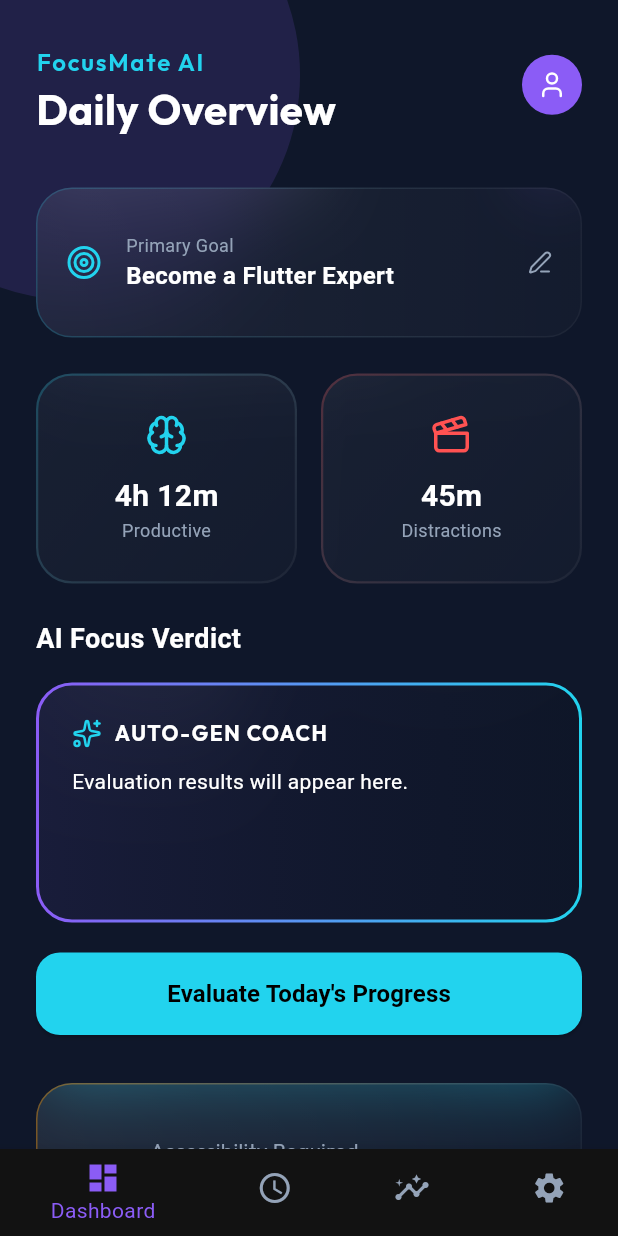
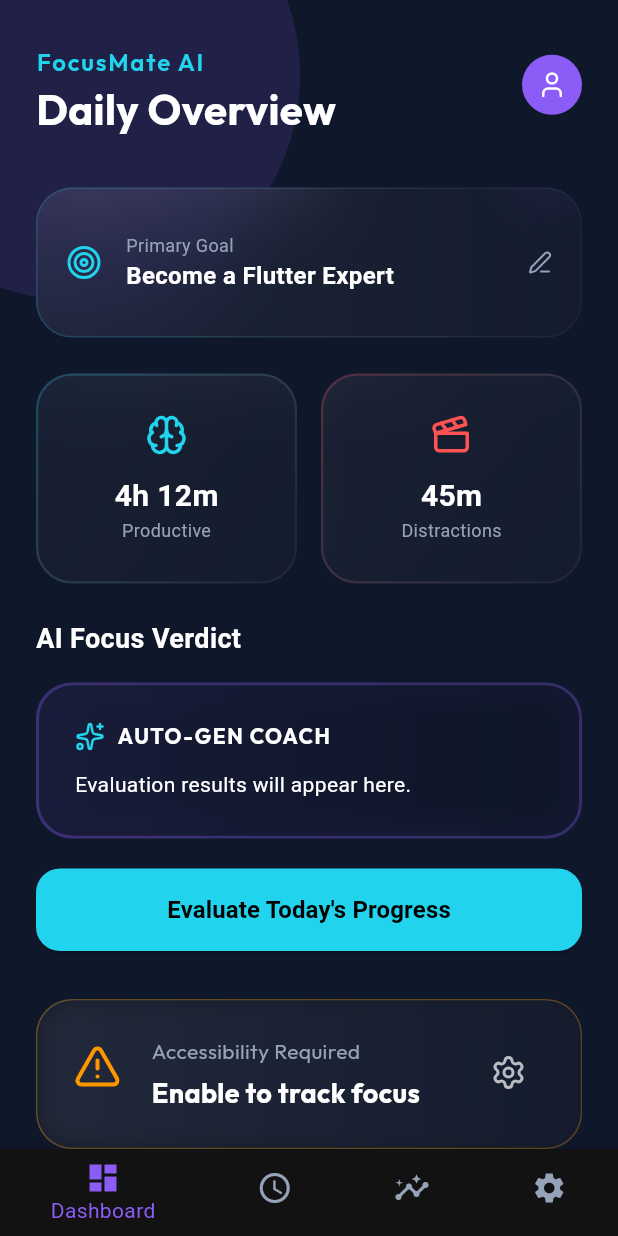
Before and after one commit to Salahuddin-Qureshi/focusmateai, a Flutter app: the screen it shows after launch, on a phone screen of 412 x 824 dp. Run offline on Flutter 3.47's test engine with Material 3 defaults, Android fonts, the phone set to English and light mode, and no system bars; drawn by our look-alikes of glassmorphism; our stand-ins replace fl_chart, geocoding, geolocator, google_fonts, lucide_icons, permission_handler and 1 more.

Commit message:
Code Updated (Secrets Removed)

```diff
--- a/lib/screens/dashboard.dart
+++ b/lib/screens/dashboard.dart
@@ -6,9 +6,11 @@ import 'package:focusmate_ai/theme.dart';
 import 'package:geolocator/geolocator.dart';
 import 'package:geocoding/geocoding.dart';
 import 'dart:convert';
+import 'dart:ui';
 
 import 'package:focusmate_ai/services/api_service.dart';
 import 'package:focusmate_ai/services/accessibility_service.dart';
+import 'package:focusmate_ai/services/usage_service.dart';
 import 'dart:async';
 
 class DashboardScreen extends StatefulWidget {
@@ -221,18 +223,19 @@ class _DashboardScreenState extends State<DashboardScreen> {
                     // AI Focus Verdict
                     const Text('AI Focus Verdict', style: TextStyle(fontSize: 18, fontWeight: FontWeight.bold)),
                     const SizedBox(height: 16),
-                    GlassmorphicContainer(
+                    Container(
                       width: double.infinity,
-                      height: 160,
-                      borderRadius: 24,
-                      blur: 30,
-                      border: 2,
-                      linearGradient: LinearGradient(
+                      decoration: BoxDecoration(
+                        borderRadius: BorderRadius.circular(24),
+                        border: Border.all(color: AppColors.accentViolet.withAlpha(80), width: 2),
+                        gradient: LinearGradient(
                           colors: [AppColors.accentViolet.withAlpha(20), Colors.black.withAlpha(10)],
                         ),
-                      borderGradient: const LinearGradient(
-                        colors: [AppColors.accentViolet, AppColors.accentCyan],
                       ),
+                      child: ClipRRect(
+                        borderRadius: BorderRadius.circular(24),
+                        child: BackdropFilter(
+                          filter: ImageFilter.blur(sigmaX: 10, sigmaY: 10),
                           child: Padding(
                             padding: const EdgeInsets.all(24.0),
                             child: Column(
@@ -246,15 +249,17 @@ class _DashboardScreenState extends State<DashboardScreen> {
                                   ],
                                 ),
                                 const SizedBox(height: 12),
-                            Expanded(
-                              child: Text(_aiVerdict,
+                                Text(_aiVerdict,
                                   style: const TextStyle(height: 1.4, fontSize: 14),
-                                overflow: TextOverflow.fade,
+                                ),
+                                if (_isEvaluating)
+                                  const Padding(
+                                    padding: EdgeInsets.only(top: 12.0),
+                                    child: LinearProgressIndicator(backgroundColor: Colors.white10, color: AppColors.accentCyan),
+                                  )
+                              ],
                             ),
                           ),
-                            if (_isEvaluating)
-                              const LinearProgressIndicator(backgroundColor: Colors.white10, color: AppColors.accentCyan)
-                          ],
                         ),
                       ),
                     ),
@@ -316,8 +321,11 @@ class _LiveLocationCardState extends State<_LiveLocationCard> {
 
       if (permission == LocationPermission.whileInUse ||
           permission == LocationPermission.always) {
-        final pos = await Geolocator.getCurrentPosition(
-          desiredAccuracy: LocationAccuracy.high,
+        // Fast location: get last known first, fallback to low accuracy
+        Position? pos = await Geolocator.getLastKnownPosition();
+        pos ??= await Geolocator.getCurrentPosition(
+          desiredAccuracy: LocationAccuracy.low,
+          timeLimit: const Duration(seconds: 5),
         );
 
         List<Placemark> placemarks = await placemarkFromCoordinates(
@@ -384,6 +392,7 @@ class _LiveFocusCard extends StatefulWidget {
 
 class _LiveFocusCardState extends State<_LiveFocusCard> {
   String _currentApp = "Detecting...";
+  String _currentContent = "";
   bool _isServiceEnabled = false;
   StreamSubscription? _subscription;
 
@@ -402,10 +411,19 @@ class _LiveFocusCardState extends State<_LiveFocusCard> {
     }
 
     if (enabled) {
-      _subscription = AppAccessibilityService.onForegroundAppChanged.listen((app) {
+      _subscription = AppAccessibilityService.onForegroundAppData.listen((data) {
         if (mounted) {
+          final pkg = data['packageName']?.toString() ?? "";
+          final content = data['content']?.toString() ?? "";
+
+          // Log the metadata so we can send it to AI later
+          if (pkg.isNotEmpty && content.isNotEmpty) {
+            UsageService.logMetadata(pkg, content);
+          }
+
           setState(() {
-            _currentApp = app;
+            _currentApp = pkg.split('.').last.toUpperCase();
+            _currentContent = content;
           });
         }
       });
@@ -420,29 +438,34 @@ class _LiveFocusCardState extends State<_LiveFocusCard> {
 
   @override
   Widget build(BuildContext context) {
-    return GlassmorphicContainer(
+    return Container(
       width: double.infinity,
-      height: 120,
-      borderRadius: 24,
-      blur: 20,
-      border: 1,
-      linearGradient: LinearGradient(
+      decoration: BoxDecoration(
+        borderRadius: BorderRadius.circular(24),
+        border: Border.all(
+          color: _isServiceEnabled ? AppColors.accentCyan.withAlpha(80) : Colors.orange.withAlpha(80),
+          width: 1
+        ),
+        gradient: LinearGradient(
           colors: [Colors.white.withAlpha(20), Colors.white.withAlpha(5)],
         ),
-      borderGradient: LinearGradient(
-        colors: [
-          _isServiceEnabled ? AppColors.accentCyan : Colors.orange.withAlpha(100),
-          Colors.white.withAlpha(10),
-        ],
       ),
+      child: ClipRRect(
+        borderRadius: BorderRadius.circular(24),
+        child: BackdropFilter(
+          filter: ImageFilter.blur(sigmaX: 10, sigmaY: 10),
           child: Padding(
-        padding: const EdgeInsets.symmetric(horizontal: 24.0),
+            padding: const EdgeInsets.symmetric(horizontal: 24.0, vertical: 24.0),
             child: Row(
+              crossAxisAlignment: CrossAxisAlignment.start,
               children: [
-            Icon(
+                Padding(
+                  padding: const EdgeInsets.only(top: 4.0),
+                  child: Icon(
                     _isServiceEnabled ? LucideIcons.eye : LucideIcons.alertTriangle,
                     color: _isServiceEnabled ? AppColors.accentCyan : Colors.orange,
                     size: 32,
+                  ),
                 ),
                 const SizedBox(width: 20),
                 Expanded(
@@ -465,8 +488,18 @@ class _LiveFocusCardState extends State<_LiveFocusCard> {
                           fontWeight: FontWeight.bold,
                           color: Colors.white,
                         ),
-                    maxLines: 1,
-                    overflow: TextOverflow.ellipsis,
+                      ),
+                      if (_isServiceEnabled && _currentContent.isNotEmpty)
+                        Padding(
+                          padding: const EdgeInsets.only(top: 4.0),
+                          child: Text(
+                            _currentContent,
+                            style: GoogleFonts.outfit(
+                              fontSize: 12,
+                              color: AppColors.accentCyan.withAlpha(200),
+                              fontStyle: FontStyle.italic,
+                            ),
+                          ),
                         ),
                     ],
                   ),
@@ -479,6 +512,8 @@ class _LiveFocusCardState extends State<_LiveFocusCard> {
                     },
                   ),
               ],
+            ),
+          ),
         ),
       ),
     );
--- a/lib/services/accessibility_service.dart
+++ b/lib/services/accessibility_service.dart
@@ -7,9 +7,9 @@ class AppAccessibilityService {
   static const EventChannel _eventChannel =
       EventChannel('com.focusmate.ai/app_events');
 
-  /// Stream of foreground app package names
-  static Stream<String> get onForegroundAppChanged =>
-      _eventChannel.receiveBroadcastStream().cast<String>();
+  /// Stream of foreground app data (packageName and content metadata)
+  static Stream<Map<dynamic, dynamic>> get onForegroundAppData =>
+      _eventChannel.receiveBroadcastStream().cast<Map<dynamic, dynamic>>();
 
   /// Checks if the accessibility service is enabled in Android settings
   static Future<bool> isServiceEnabled() async {
--- a/lib/services/usage_service.dart
+++ b/lib/services/usage_service.dart
@@ -10,6 +10,7 @@ class AppUsageInfo {
   final IconData icon;
   final Color color;
   final AppCategory category;
+  final List<String> capturedContent;
 
   AppUsageInfo({
     required this.packageName,
@@ -19,6 +20,7 @@ class AppUsageInfo {
     required this.icon,
     required this.category,
     this.color = Colors.blue,
+    this.capturedContent = const [],
   });
 }
 
@@ -31,6 +33,16 @@ class DailyUsageData {
 }
 
 class UsageService {
+  static final Map<String, Set<String>> _capturedMetadata = {};
+
+  static void logMetadata(String packageName, String content) {
+    if (content.length < 10) return; // Ignore too short strings
+    _capturedMetadata.putIfAbsent(packageName, () => {}).add(content);
+  }
+
+  static List<String> getMetadataForApp(String packageName) {
+    return _capturedMetadata[packageName]?.toList() ?? [];
+  }
   static Future<bool> checkPermission() async {
     if (kIsWeb) return true;
     return await UsageStats.checkUsagePermission() ?? false;
@@ -202,6 +214,7 @@ class UsageService {
           icon: _getIconForPackage(entry.key),
           color: _getColorForPackage(entry.key),
           category: _getCategoryForPackage(entry.key),
+          capturedContent: getMetadataForApp(entry.key),
         );
       }).toList();
     } catch (e) {
```
Also changed, not shown: lib/screens/app_usage.dart (+55 -1 lines), lib/services/api_service.dart (+103 -31 lines), local_plugins/usage_stats/pubspec.lock (added), pubspec.lock, 10 other files. Lines whose indentation alone changed are shown as unchanged.
